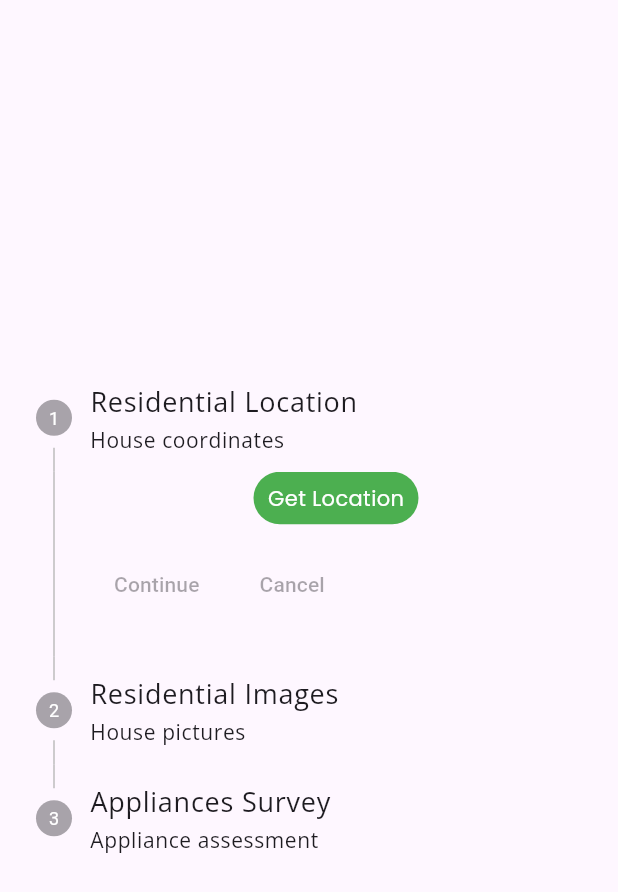
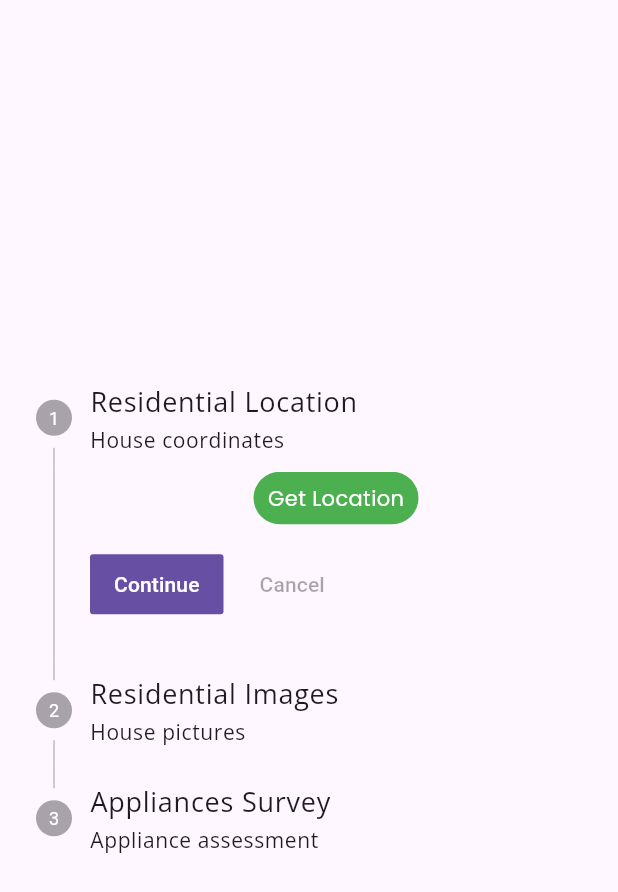
Before and after one commit to ZhenLink/Green-Energy, a Flutter app: the AssessmentSteps screen opened directly with empty values, after a tap on "Get Location", on a phone screen of 412 x 824 dp. Shown: the top 892 px of the screen. Run offline on Flutter 3.47's test engine with Material 2 defaults, Android fonts, the phone set to English and light mode, and no system bars; our stand-ins replace geolocator, get, google_fonts, google_nav_bar, image_picker; missing offline and left inert: dialog_flowtter; statements that could not run were skipped.

Commit message:
image picker commit

```diff
--- a/lib/assessment/Assessment.dart
+++ b/lib/assessment/Assessment.dart
@@ -1,5 +1,5 @@
 import 'package:flutter/material.dart';
-import 'package:gns_app/assessment/appliance_choice.dart';
+//import 'package:gns_app/assessment/appliance_choice.dart';
 import 'package:gns_app/assessment/utility_choice.dart';
 //import 'package:gns_app/assessment/assessment_splash_screen.dart';
 import 'package:google_fonts/google_fonts.dart';
--- a/lib/assessment/assessment_steps.dart
+++ b/lib/assessment/assessment_steps.dart
@@ -1,10 +1,14 @@
+import 'dart:io';
+
 import 'package:dialog_flowtter/dialog_flowtter.dart';
 import 'package:flutter/material.dart';
+import 'package:flutter/services.dart';
 import 'package:get/get.dart';
 import 'package:gns_app/assessment/question.dart';
 import 'package:google_fonts/google_fonts.dart';
 import '../Models/appliance_assessment.dart';
 import 'package:geolocator/geolocator.dart';
+import 'package:image_picker/image_picker.dart';
 
 class AssessmentSteps extends StatefulWidget {
   const AssessmentSteps({Key? key}) : super(key: key);
@@ -14,6 +18,21 @@ class AssessmentSteps extends StatefulWidget {
 }
 
 class _AssessmentStepsState extends State<AssessmentSteps> {
+  File? image;
+  Future pickImages() async {
+    try {
+      final image = await ImagePicker().pickImage(source: ImageSource.gallery);
+      if (image == null) return;
+
+      final imageTemporary = File(image.path);
+      setState(() {
+        this.image = imageTemporary;
+      });
+    } on PlatformException catch (e) {
+      print('Failed to pick Iamges : $e');
+    }
+  }
+
   Future<Position> _determinePosition() async {
     bool serviceEnabled;
     LocationPermission permission;
@@ -53,13 +72,14 @@ class _AssessmentStepsState extends State<AssessmentSteps> {
   }
 
   final List _chosenCategories = Get.arguments;
-  final Geolocator _geolocator = Geolocator();
   late Position _currentPosition;
   late int _currentStep = 0;
+  bool _locationPinned = false;
   //bool locationStatus = false;
   int _questionIndex = 0;
   ApplianceAssessment data = ApplianceAssessment();
   late List locationCoordinates = [];
+  final int totalSteps = 2;
 
   getMyLocation() async {
     Position position = await Geolocator.getCurrentPosition(
@@ -71,8 +91,21 @@ class _AssessmentStepsState extends State<AssessmentSteps> {
     if (currentLocation.latitude == null && currentLocation.longitude == null) {
       print('Couldnt get location');
     } else {
+      setState(() {
+        _locationPinned == true;
+      });
       locationCoordinates.add(currentLocation);
       print(locationCoordinates);
+    }
+  }
+
+  void nextAssessmentStep() {
+    if (_currentStep != totalSteps) {
+      setState(() {
+        _currentStep += 1;
+      });
+    } else {
+      print('We are done here');
     }
   }
 
@@ -91,6 +124,9 @@ class _AssessmentStepsState extends State<AssessmentSteps> {
     return Scaffold(
       body: Center(
         child: Stepper(
+          onStepContinue: () {
+            nextAssessmentStep();
+          },
           currentStep: _currentStep,
           type: StepperType.vertical,
           steps: [
@@ -109,20 +145,65 @@ class _AssessmentStepsState extends State<AssessmentSteps> {
                       mainAxisAlignment: MainAxisAlignment.center,
                       crossAxisAlignment: CrossAxisAlignment.center,
                       children: [
-                        Text('Get Location',
-                            style: GoogleFonts.poppins(
-                                fontSize: 14, color: Colors.white)),
+                        _locationPinned != _locationPinned
+                            ? const Text('Completed')
+                            : Text('Get Location',
+                                style: GoogleFonts.poppins(
+                                    fontSize: 14, color: Colors.white)),
                       ],
                     ),
                   ),
-                  onTap: () => {_determinePosition(), getMyLocation()},
+                  onTap: () => {
+                    _determinePosition(),
+                    getMyLocation(),
+                  },
                 ),
                 subtitle: Text('House coordinates',
                     style: GoogleFonts.openSans(fontSize: 14))),
             Step(
                 title: Text('Residential Images',
                     style: GoogleFonts.openSans(fontSize: 18)),
-                content: const Text('My Third step'),
+                content: SizedBox(
+                  child: Column(
+                    crossAxisAlignment: CrossAxisAlignment.center,
+                    mainAxisAlignment: MainAxisAlignment.center,
+                    children: [
+                      GestureDetector(
+                        child: Container(
+                          width: 110,
+                          height: 35,
+                          decoration: BoxDecoration(
+                            color: Colors.green,
+                            borderRadius: BorderRadius.circular(20),
+                          ),
+                          child: Row(
+                            mainAxisAlignment: MainAxisAlignment.center,
+                            crossAxisAlignment: CrossAxisAlignment.center,
+                            children: [
+                              const Spacer(),
+                              image != null
+                                  ? Image.file(
+                                      image!,
+                                      width: 160,
+                                      height: 160,
+                                      fit: BoxFit.cover,
+                                    )
+                                  : const FlutterLogo(),
+                              const Spacer(),
+                              Text('Upload images',
+                                  style: GoogleFonts.poppins(
+                                      fontSize: 14, color: Colors.white)),
+                            ],
+                          ),
+                        ),
+                        onTap: () => {
+                          _determinePosition(),
+                          getMyLocation(),
+                        },
+                      ),
+                    ],
+                  ),
+                ),
                 subtitle: Text('House pictures',
                     style: GoogleFonts.openSans(fontSize: 14))),
             Step(
--- a/pubspec.yaml
+++ b/pubspec.yaml
@@ -42,6 +42,7 @@ dependencies:
   google_nav_bar: ^5.0.6
   google_maps: ^6.2.0
   geolocator: ^9.0.2
+  image_picker: ^0.8.6
 
 dev_dependencies:
   flutter_test:
```
Also changed, not shown: pubspec.lock.
